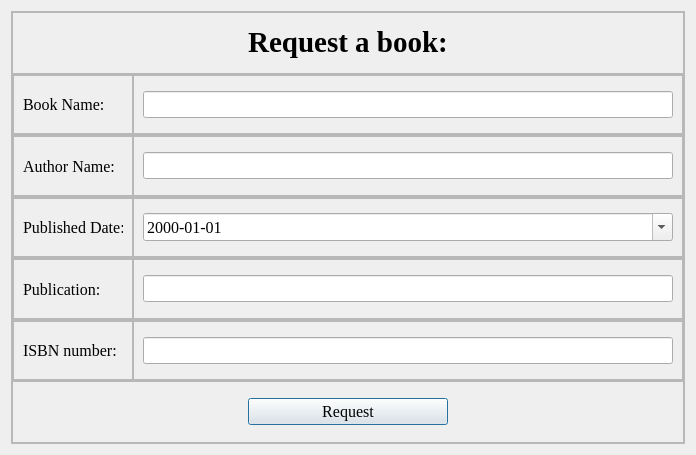
Above: request.ui from aavashlamichhane/LibMan before the change. Below: the same form after it.
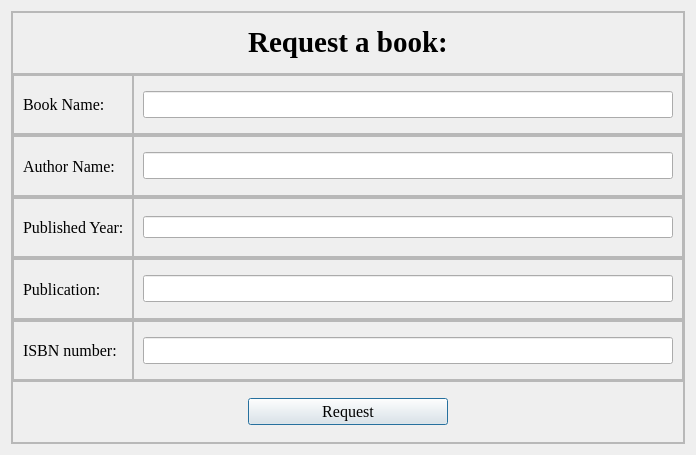
That is the form after the change.

Patch:
```diff
--- a/request.ui
+++ b/request.ui
@@ -296,7 +296,7 @@
                </font>
               </property>
               <property name="text">
-               <string>Published Date:</string>
+               <string>Published Year:</string>
               </property>
              </widget>
             </item>
@@ -319,20 +319,7 @@
            </property>
            <layout class="QHBoxLayout" name="horizontalLayout_12">
             <item>
-             <widget class="QDateEdit" name="dateEdit">
-              <property name="font">
-               <font>
-                <family>Times New Roman</family>
-                <pointsize>12</pointsize>
-               </font>
-              </property>
-              <property name="displayFormat">
-               <string>yyyy-MM-dd</string>
-              </property>
-              <property name="calendarPopup">
-               <bool>true</bool>
-              </property>
-             </widget>
+             <widget class="QLineEdit" name="lineEdit_year"/>
             </item>
            </layout>
           </widget>
```
